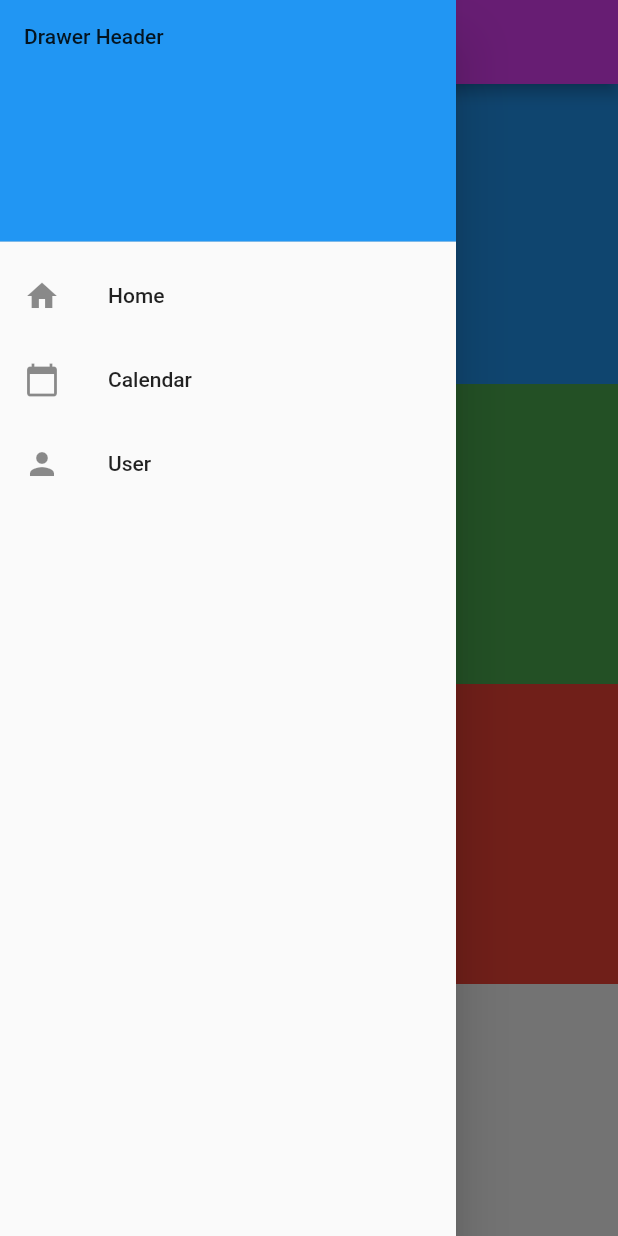
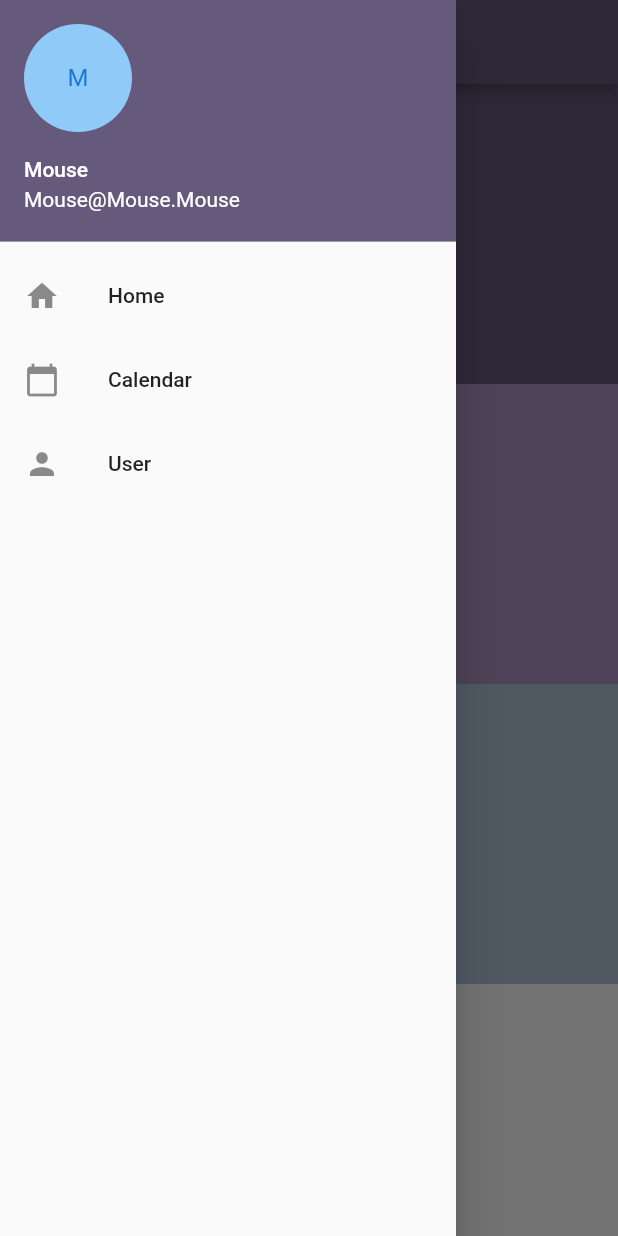
Before and after one commit to 0AndyZhou0/mouse_irl_website, a Flutter app: the screen it shows after launch, with the side drawer open, on a phone screen of 412 x 824 dp. Run offline on Flutter 3.47's test engine with Material 2 defaults, Android fonts, the phone set to English and light mode, and no system bars; our stand-ins replace table_calendar.

Commit message:
some color theming

```diff
--- a/lib/main.dart
+++ b/lib/main.dart
@@ -30,13 +30,16 @@ class _MyAppState extends State<MyApp> {
         colorScheme: const ColorScheme(
           brightness: Brightness.light,
 
-          primary: Colors.purpleAccent,
+          primary: Color.fromARGB(255, 101, 90, 124),
           onPrimary: Colors.black,
 
-          secondary: Colors.purpleAccent,
+          secondary: Color.fromARGB(255, 171, 146, 191),
           onSecondary: Colors.black,
 
-          background: Colors.white,
+          tertiary: Color.fromARGB(255, 175, 193, 214),
+          onTertiary: Colors.black,
+
+          background: Color.fromARGB(255, 206, 249, 242),
           onBackground: Colors.black,
 
           surface: Colors.white,
@@ -45,23 +48,31 @@ class _MyAppState extends State<MyApp> {
           error: Colors.red,
           onError: Colors.black,
         ),
+        // textTheme: const TextTheme(
+        //   bodyMedium: TextStyle(
+        //     color: Color.fromARGB(255, 214, 202, 152),
+        //   )
+        // ),
       ),
       home: Scaffold(
         appBar: AppBar(
           title: const Text('Title!!!!!:3'),
+          foregroundColor: Colors.white,
         ),
         drawer: Drawer(
           child: ListView(
             padding: EdgeInsets.zero,
             children: [
-              DrawerHeader(
-                decoration: BoxDecoration(
-                  color: Colors.blue,
+              UserAccountsDrawerHeader(
+                accountName: const Text('Mouse'),
+                accountEmail: const Text('Mouse@Mouse.Mouse'),
+                currentAccountPicture: CircleAvatar(
+                  backgroundColor: Theme.of(context).colorScheme.background,
+                  child: const Text('M'),
                 ),
-                child: Text('Drawer Header'),
               ),
               ListTile(
-                leading: Icon(Icons.home),
+                leading: const Icon(Icons.home),
                 title: const Text('Home'),
                 onTap: () {
                   setState(() {
@@ -71,7 +82,7 @@ class _MyAppState extends State<MyApp> {
                 },
               ),
               ListTile(
-                leading: Icon(Icons.calendar_today),
+                leading: const Icon(Icons.calendar_today),
                 title: const Text('Calendar'),
                 onTap: () {
                   setState(() {
@@ -81,7 +92,7 @@ class _MyAppState extends State<MyApp> {
                 },
               ),
               ListTile(
-                leading: Icon(Icons.person),
+                leading: const Icon(Icons.person),
                 title: const Text('User'),
                 onTap: () {
                   setState(() {
--- a/lib/screens/home.dart
+++ b/lib/screens/home.dart
@@ -10,15 +10,15 @@ class HomePage extends StatelessWidget {
         children: [
           Container(
             height: 200,
-            color: Colors.blue,
+            color: Theme.of(context).colorScheme.primary,
           ),
           Container(
             height: 200,
-            color: Colors.green,
+            color: Theme.of(context).colorScheme.secondary,
           ),
           Container(
             height: 200,
-            color: Colors.red,
+            color: Theme.of(context).colorScheme.tertiary,
           ),
         ],
       ),
```
